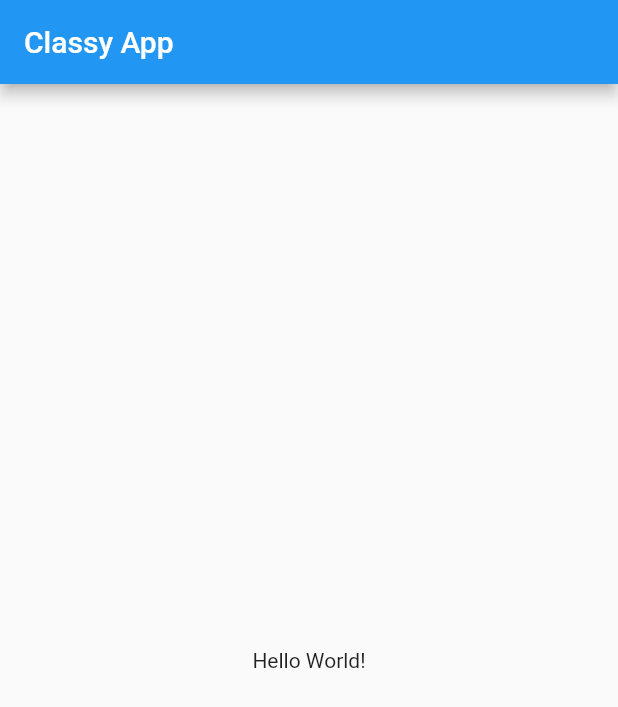
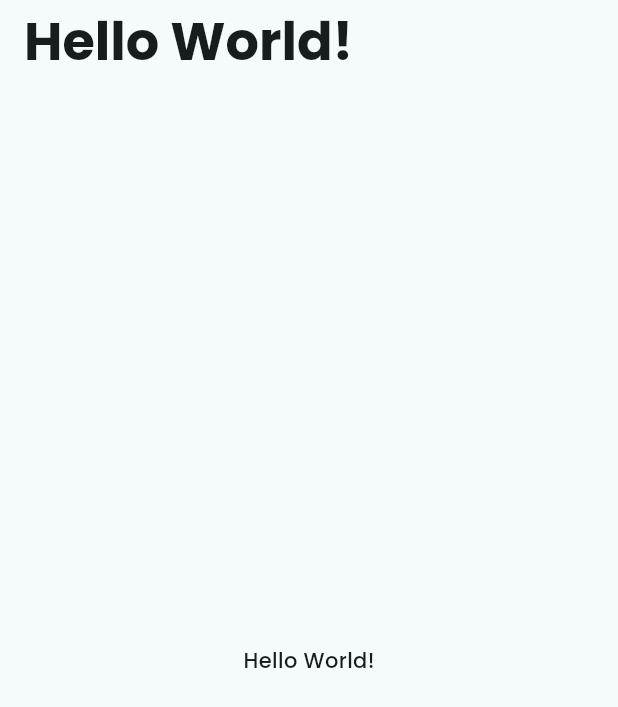
Before and after one commit to multimedium-consulting/Classy-journey, a Flutter app: the screen it shows after launch, on a phone screen of 412 x 824 dp. Shown: the top 707 px of the screen. Run offline on Flutter 3.47's test engine with Material 2 defaults, Android fonts, the phone set to English and light mode, and no system bars; our stand-ins replace dartz, equatable; generated files the repository leaves out were written again.

Commit message:
[STRUCTURE] Setup the directories and librairies

```diff
--- /dev/null
+++ b/01-Project Structure Initialization/lib/config/colors/app_colors.dart
@@ -0,0 +1,17 @@
+import 'package:flutter/material.dart';
+
+class AppColors {
+  //Main color
+  static const mainColorLightTint = Color(0xffddf4ff);
+  static const mainColor = Color(0xffbdeeff);
+
+  //Surface Colors
+  static const lightBackgroundColor = Color(0xFFFFFBF4);
+
+  //Input Colors
+  static const inputUnfocusBorderColor = Color(0xFFD7D7D7);
+  static const inputBackgroundColor = Color(0xFFFAF8F7);
+
+  //Action Colors
+  static const closeButtonColor = Color.fromRGBO(226, 226, 226, 1);
+}
--- /dev/null
+++ b/01-Project Structure Initialization/lib/config/config.dart
@@ -0,0 +1,3 @@
+export 'routes/app_routes.dart';
+export "themes/app_theme.dart";
+export 'colors/app_colors.dart';
--- /dev/null
+++ b/01-Project Structure Initialization/lib/config/routes/app_routes.dart
@@ -0,0 +1,17 @@
+import 'package:classy/src/home/presentation/views/main_page.dart';
+import 'package:flutter/material.dart';
+
+class AppRoutes {
+  static Route onGenerateRoute(RouteSettings settings) {
+    switch (settings.name) {
+      case '/':
+        return MaterialPageRoute(
+          builder: (_) => const MainPage(),
+        );
+      default:
+        return MaterialPageRoute(
+          builder: (_) => const MainPage(),
+        );
+    }
+  }
+}
--- /dev/null
+++ b/01-Project Structure Initialization/lib/config/themes/app_theme.dart
@@ -0,0 +1,77 @@
+import 'package:flutter/material.dart';
+
+import '../colors/app_colors.dart';
+
+class AppTheme {
+  static ThemeData get light {
+    return ThemeData(
+      colorSchemeSeed: const Color(0xffbdeeff),
+      useMaterial3: true,
+      elevatedButtonTheme: ElevatedButtonThemeData(
+        style: ButtonStyle(
+          shape: MaterialStateProperty.all(
+            RoundedRectangleBorder(
+              borderRadius: BorderRadius.circular(20),
+            ),
+          ),
+          fixedSize: MaterialStateProperty.all(const Size(double.infinity, 38)),
+          elevation: MaterialStateProperty.all(0),
+          backgroundColor: MaterialStateProperty.all(AppColors.mainColor),
+        ),
+      ),
+      textTheme: const TextTheme().copyWith(
+        displayMedium: const TextStyle(
+          fontFamily: 'Poppins',
+          fontWeight: FontWeight.w600,
+          fontSize: 18,
+        ),
+        headlineSmall: const TextStyle(
+          fontSize: 13,
+          fontWeight: FontWeight.w300,
+          fontFamily: 'Poppins',
+        ),
+        titleLarge: const TextStyle(
+          fontFamily: 'Poppins',
+          fontWeight: FontWeight.w700,
+          fontSize: 35,
+        ),
+        titleMedium: const TextStyle(
+          fontFamily: 'Poppins',
+          fontWeight: FontWeight.w600,
+          fontSize: 25,
+        ),
+        titleSmall: const TextStyle(
+          fontFamily: 'Poppins',
+          fontWeight: FontWeight.w600,
+          fontSize: 20,
+        ),
+        bodyMedium: const TextStyle(
+          fontFamily: 'Poppins',
+          fontWeight: FontWeight.w500,
+          fontSize: 14,
+        ),
+        bodySmall: const TextStyle(
+          fontFamily: 'Poppins',
+          fontWeight: FontWeight.w300,
+          fontSize: 14,
+        ),
+        labelSmall: const TextStyle(
+          fontFamily: 'Poppins',
+          fontWeight: FontWeight.w700,
+          fontSize: 20,
+        ),
+        labelMedium: const TextStyle(
+          fontFamily: 'Poppins',
+          fontWeight: FontWeight.w400,
+          fontSize: 17,
+        ),
+        displaySmall: const TextStyle(
+          fontFamily: 'Poppins',
+          fontWeight: FontWeight.w700,
+          fontSize: 15,
+          color: Colors.white,
+        ),
+      ),
+    );
+  }
+}
--- /dev/null
+++ b/01-Project Structure Initialization/lib/core/core.dart
@@ -0,0 +1,5 @@
+library core_lib;
+
+export 'package:flutter_gen/gen_l10n/app_localizations.dart';
+export 'usecases/usecase.dart';
+export 'errors/errors.dart';
--- /dev/null
+++ b/01-Project Structure Initialization/lib/core/errors/errors.dart
@@ -0,0 +1,19 @@
+abstract class Failure {
+  final String? errorMessage;
+
+  const Failure({required this.errorMessage});
+}
+
+class CacheFailure extends Failure {
+  const CacheFailure({String? errorMessage})
+      : super(errorMessage: errorMessage);
+}
+
+class InvalidInputFailure extends Failure {
+  const InvalidInputFailure({String? errorMessage})
+      : super(errorMessage: errorMessage);
+}
+
+class DBFailure extends Failure {
+  const DBFailure({String? errorMessage}) : super(errorMessage: errorMessage);
+}
--- /dev/null
+++ b/01-Project Structure Initialization/lib/core/usecases/usecase.dart
@@ -0,0 +1,13 @@
+import 'package:dartz/dartz.dart';
+import 'package:equatable/equatable.dart';
+
+import '../errors/errors.dart';
+
+abstract class UseCase<Type, Params> {
+  Future<Either<Failure, Type>> call(Params params);
+}
+
+class NoParams extends Equatable {
+  @override
+  List<Object> get props => [];
+}
--- a/01-Project Structure Initialization/lib/main.dart
+++ b/01-Project Structure Initialization/lib/main.dart
@@ -1,41 +1,6 @@
+import 'package:classy/src/app/app.dart';
 import 'package:flutter/material.dart';
-import 'package:flutter_gen/gen_l10n/app_localizations.dart';
 
 void main() {
   runApp(const MyApp());
 }
-
-class MyApp extends StatelessWidget {
-  const MyApp({super.key});
-
-  @override
-  Widget build(BuildContext context) {
-    return MaterialApp(
-      localizationsDelegates: AppLocalizations.localizationsDelegates,
-      supportedLocales: AppLocalizations.supportedLocales,
-      title: 'Flutter Demo',
-      theme: ThemeData(
-        primarySwatch: Colors.blue,
-      ),
-      home: const MyHomePage(title: "Classy App"),
-    );
-  }
-}
-
-class MyHomePage extends StatelessWidget {
-  const MyHomePage({super.key, required this.title});
-
-  final String title;
-
-  @override
-  Widget build(BuildContext context) {
-    return Scaffold(
-      appBar: AppBar(
-        title: Text(title),
-      ),
-      body: Center(
-        child: Text(AppLocalizations.of(context)!.helloWorld),
-      ),
-    );
-  }
-}
--- /dev/null
+++ b/01-Project Structure Initialization/lib/src/app/app.dart
@@ -0,0 +1 @@
+export 'presentation/views/app.dart';
--- /dev/null
+++ b/01-Project Structure Initialization/lib/src/app/presentation/views/app.dart
@@ -0,0 +1,18 @@
+import 'package:classy/config/config.dart';
+import 'package:classy/core/core.dart';
+import 'package:flutter/material.dart';
+
+class MyApp extends StatelessWidget {
+  const MyApp({super.key});
+
+  @override
+  Widget build(BuildContext context) {
+    return MaterialApp(
+      localizationsDelegates: AppLocalizations.localizationsDelegates,
+      supportedLocales: AppLocalizations.supportedLocales,
+      title: 'Flutter Demo',
+      theme: AppTheme.light,
+      onGenerateRoute: AppRoutes.onGenerateRoute,
+    );
+  }
+}
--- /dev/null
+++ b/01-Project Structure Initialization/lib/src/home/presentation/views/main_page.dart
@@ -0,0 +1,18 @@
+import 'package:classy/core/core.dart';
+import 'package:flutter/material.dart';
+
+class MainPage extends StatelessWidget {
+  const MainPage({super.key});
+
+  @override
+  Widget build(BuildContext context) {
+    return Scaffold(
+      appBar: AppBar(
+        title: Text(AppLocalizations.of(context)!.helloWorld),
+      ),
+      body: Center(
+        child: Text(AppLocalizations.of(context)!.helloWorld),
+      ),
+    );
+  }
+}
--- a/01-Project Structure Initialization/pubspec.yaml
+++ b/01-Project Structure Initialization/pubspec.yaml
@@ -18,6 +18,8 @@ dependencies:
   flutter_localizations:
     sdk: flutter
   intl: any
+  dartz: ^0.10.1
+  equatable: ^2.0.5
 
 dev_dependencies:
   flutter_test:
```
Also changed, not shown: 01-Project Structure Initialization/pubspec.lock.
